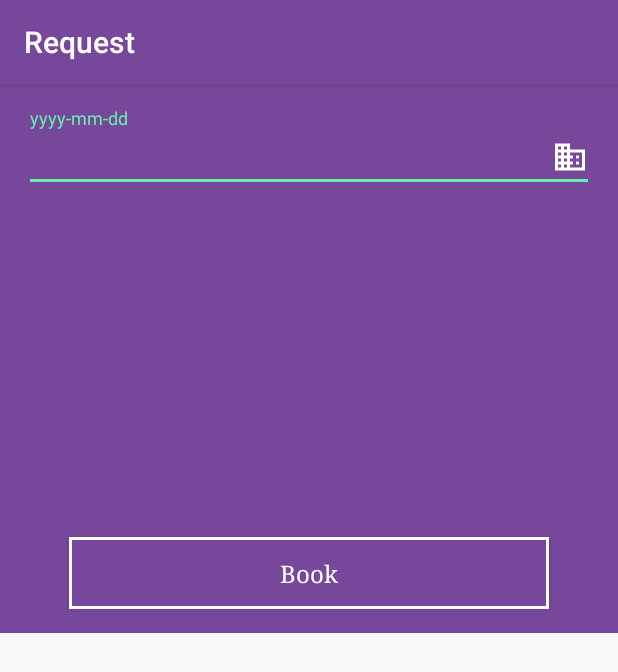
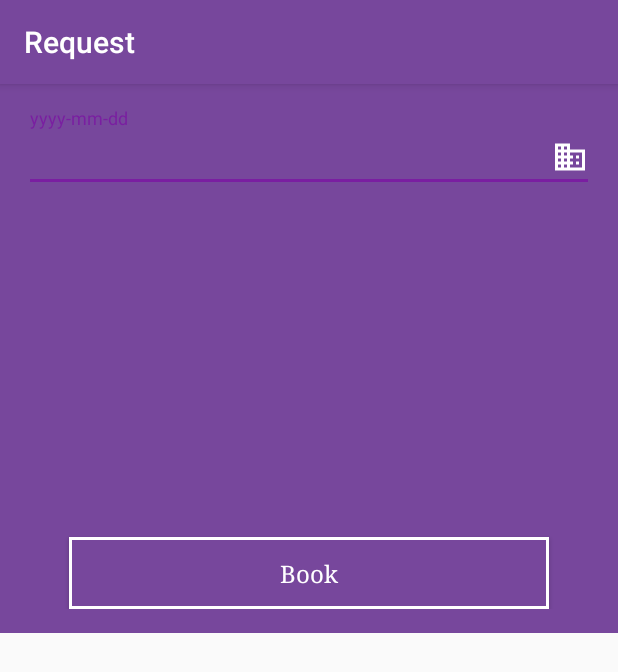
Before and after one commit to aashishvanand/ProjectorRequest, an Android app: the Request screen opened directly, with no data from a screen before it, on a phone screen of 412 x 824 dp. Shown: the top 672 px of the screen. Run offline under Robolectric (Android 15) with nearby library versions, the light colour scheme and no system bars; our stand-ins replace Volley; libraries missing offline, so code that uses them is left out: com.codetroopers.betterpickers, fr.ganfra.materialspinner; plain views replace MaterialSpinner; 15 statements that could not run were skipped.

Commit message:
Fixed Colour in dropdown

```diff
--- a/app/src/main/res/layout/activity_request.xml
+++ b/app/src/main/res/layout/activity_request.xml
@@ -58,7 +58,7 @@
         app:ms_arrowSize="16dp"
         app:ms_alignLabels="false"
         android:backgroundTint="#FFF"
-        android:popupBackground="@color/colorAccent" />
+        android:popupBackground="@color/rajalakshmi" />
 
 
     <fr.ganfra.materialspinner.MaterialSpinner
@@ -80,7 +80,7 @@
         app:ms_arrowSize="16dp"
         app:ms_alignLabels="false"
         android:backgroundTint="#FFF"
-        android:popupBackground="@color/colorAccent" />
+        android:popupBackground="@color/rajalakshmi" />
 
     <fr.ganfra.materialspinner.MaterialSpinner
         android:id="@+id/year"
@@ -101,7 +101,7 @@
         app:ms_arrowSize="16dp"
         app:ms_alignLabels="false"
         android:backgroundTint="#FFF"
-        android:popupBackground="@color/colorAccent" />
+        android:popupBackground="@color/rajalakshmi" />
 
     <fr.ganfra.materialspinner.MaterialSpinner
         android:id="@+id/dept"
@@ -122,7 +122,7 @@
         app:ms_arrowSize="16dp"
         app:ms_alignLabels="false"
         android:backgroundTint="#FFF"
-        android:popupBackground="@color/colorAccent" />
+        android:popupBackground="@color/rajalakshmi" />
 
     <fr.ganfra.materialspinner.MaterialSpinner
         android:id="@+id/sec"
@@ -143,7 +143,7 @@
         app:ms_arrowSize="16dp"
         app:ms_alignLabels="false"
         android:backgroundTint="#FFF"
-        android:popupBackground="@color/colorAccent" />
+        android:popupBackground="@color/rajalakshmi" />
 
     <Button
         android:id="@+id/submit"
--- a/app/src/main/res/values/colors.xml
+++ b/app/src/main/res/values/colors.xml
@@ -2,7 +2,7 @@
 <resources>
     <color name="colorPrimary">#77479C</color>
     <color name="colorPrimaryDark">#691A99</color>
-    <color name="colorAccent">#68EFAD</color>
+    <color name="colorAccent">#7A1EA1</color>
     <color name="lightPrimaryColor">#E1BEE7</color>
     <color name="text">#FFFFFF</color>
     <color name="primaryText">#212121</color>
```
